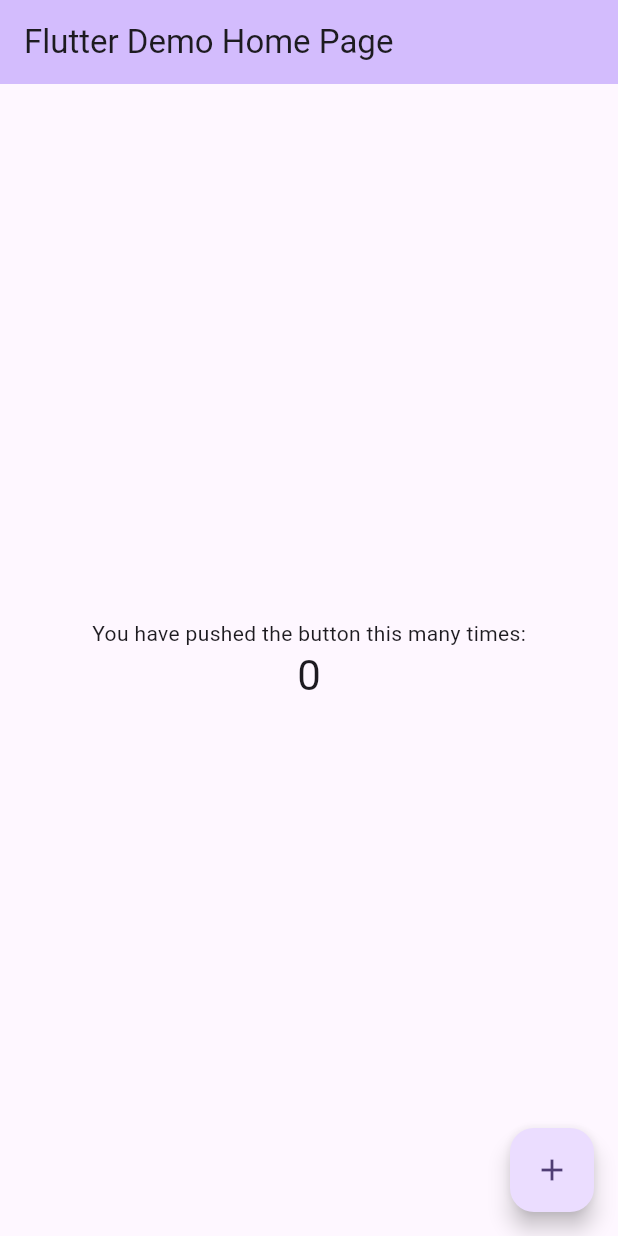
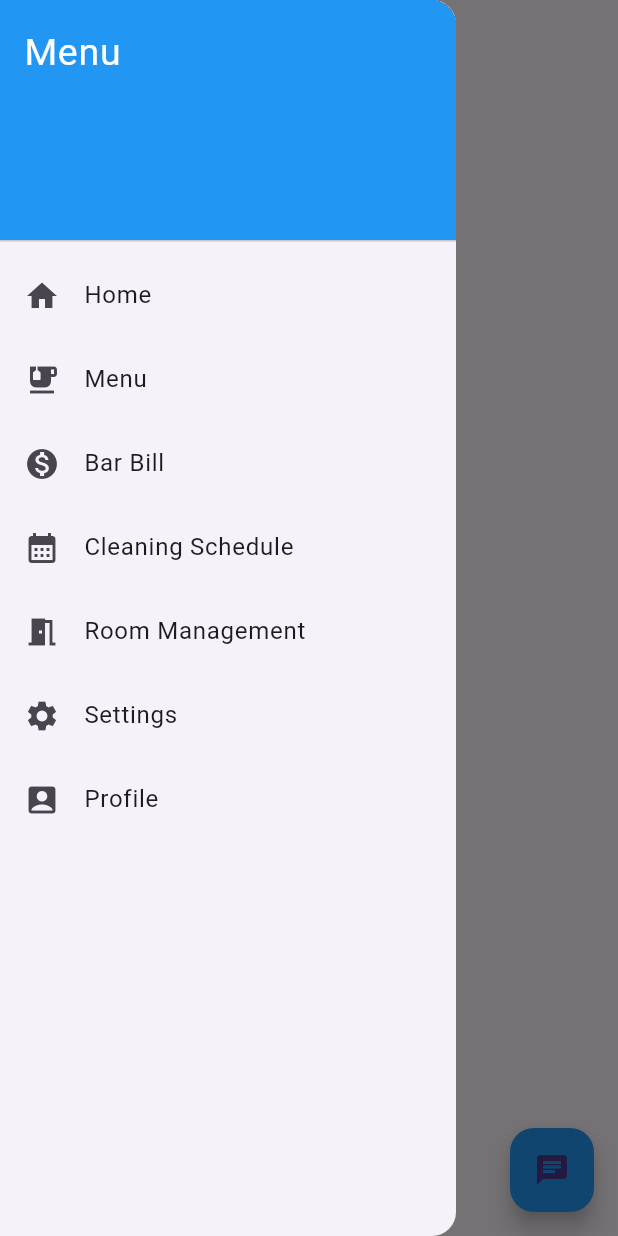
Before and after one commit to Langerais/capstone-pms, a Flutter app: the screen it shows after launch, with the side drawer open (before the commit the screen has no drawer), on a phone screen of 412 x 824 dp. Run offline on Flutter 3.47's test engine with Material 3 defaults, Android fonts, the phone set to English and light mode, and no system bars.

Commit message:
Added Menu and drawer_menu

```diff
--- /dev/null
+++ b/lib/drawer_menu.dart
@@ -0,0 +1,109 @@
+import 'package:flutter/material.dart';
+
+enum UserGroup {
+  Admin,
+  Manager,
+  Reception,
+  Cleaning,
+  Bar
+}
+
+
+List<Widget> getDrawerItems(UserGroup userGroup) {
+  List<Widget> drawerItems = [
+    DrawerHeader(
+      child: Text('Menu', style: TextStyle(color: Colors.white, fontSize: 25)),
+      decoration: BoxDecoration(
+        color: Colors.blue,
+      ),
+    ),
+  ];
+
+  // Common menu item for all users
+  drawerItems.add(
+    ListTile(
+      leading: Icon(Icons.home),
+      title: Text('Home'),
+      onTap: () {
+        // Navigate to Home
+      },
+    ),
+  );
+
+  if (userGroup == UserGroup.Bar || userGroup == UserGroup.Admin){
+    drawerItems.add(
+      ListTile(
+        leading: Icon(Icons.emoji_food_beverage),
+        title: Text('Menu'),
+        onTap: () {
+          // Navigate to Room Management
+        },
+      ),
+    );
+
+    drawerItems.add(
+      ListTile(
+        leading: Icon(Icons.monetization_on),
+        title: Text('Bar Bill'),
+        onTap: () {
+          // Navigate to Room Management
+        },
+      ),
+    );
+  }
+
+  if (userGroup == UserGroup.Cleaning || userGroup == UserGroup.Admin || userGroup == UserGroup.Manager) {
+    drawerItems.add(
+      ListTile(
+        leading: Icon(Icons.calendar_month),
+        title: Text('Cleaning Schedule'),
+        onTap: () {
+          // Navigate to Cleaning Schedule
+        },
+      ),
+    );
+  }
+
+
+  if (userGroup == UserGroup.Admin) {
+    // Menu items for Staff and Admin
+    drawerItems.add(
+      ListTile(
+        leading: Icon(Icons.meeting_room),
+        title: Text('Room Management'),
+        onTap: () {
+          // Navigate to Room Management
+        },
+      ),
+    );
+    // Add more menu items as needed
+  }
+
+  if (userGroup == UserGroup.Admin) {
+    // Admin-specific menu items
+    drawerItems.add(
+      ListTile(
+        leading: Icon(Icons.settings),
+        title: Text('Settings'),
+        onTap: () {
+          // Navigate to Settings
+        },
+      ),
+    );
+  }
+
+  if (userGroup == UserGroup.Admin) {
+    // Admin-specific menu items
+    drawerItems.add(
+      ListTile(
+        leading: Icon(Icons.account_box),
+        title: Text('Profile'),
+        onTap: () {
+          // Navigate to Account
+        },
+      ),
+    );
+  }
+
+  return drawerItems;
+}
--- a/lib/main.dart
+++ b/lib/main.dart
@@ -1,125 +1,58 @@
+//import 'dart:html';
+
 import 'package:flutter/material.dart';
+import 'drawer_menu.dart';
+
+UserGroup currentUserGroup = UserGroup.Admin; //Debug Role
 
 void main() {
-  runApp(const MyApp());
+  runApp(MyApp());
 }
 
 class MyApp extends StatelessWidget {
   const MyApp({super.key});
 
-  // This widget is the root of your application.
   @override
   Widget build(BuildContext context) {
     return MaterialApp(
-      title: 'Flutter Demo',
+      title: 'Hotel PMS',
       theme: ThemeData(
-        // This is the theme of your application.
-        //
-        // TRY THIS: Try running your application with "flutter run". You'll see
-        // the application has a purple toolbar. Then, without quitting the app,
-        // try changing the seedColor in the colorScheme below to Colors.green
-        // and then invoke "hot reload" (save your changes or press the "hot
-        // reload" button in a Flutter-supported IDE, or press "r" if you used
-        // the command line to start the app).
-        //
-        // Notice that the counter didn't reset back to zero; the application
-        // state is not lost during the reload. To reset the state, use hot
-        // restart instead.
-        //
-        // This works for code too, not just values: Most code changes can be
-        // tested with just a hot reload.
-        colorScheme: ColorScheme.fromSeed(seedColor: Colors.deepPurple),
-        useMaterial3: true,
+        primarySwatch: Colors.blue,
       ),
-      home: const MyHomePage(title: 'Flutter Demo Home Page'),
+      home: MyHomePage(),
     );
   }
 }
 
-class MyHomePage extends StatefulWidget {
-  const MyHomePage({super.key, required this.title});
-
-  // This widget is the home page of your application. It is stateful, meaning
-  // that it has a State object (defined below) that contains fields that affect
-  // how it looks.
-
-  // This class is the configuration for the state. It holds the values (in this
-  // case the title) provided by the parent (in this case the App widget) and
-  // used by the build method of the State. Fields in a Widget subclass are
-  // always marked "final".
-
-  final String title;
-
-  @override
-  State<MyHomePage> createState() => _MyHomePageState();
-}
-
-class _MyHomePageState extends State<MyHomePage> {
-  int _counter = 0;
-
-  void _incrementCounter() {
-    setState(() {
-      // This call to setState tells the Flutter framework that something has
-      // changed in this State, which causes it to rerun the build method below
-      // so that the display can reflect the updated values. If we changed
-      // _counter without calling setState(), then the build method would not be
-      // called again, and so nothing would appear to happen.
-      _counter++;
-    });
-  }
+class MyHomePage extends StatelessWidget {
+  const MyHomePage({super.key});
 
   @override
   Widget build(BuildContext context) {
-    // This method is rerun every time setState is called, for instance as done
-    // by the _incrementCounter method above.
-    //
-    // The Flutter framework has been optimized to make rerunning build methods
-    // fast, so that you can just rebuild anything that needs updating rather
-    // than having to individually change instances of widgets.
     return Scaffold(
       appBar: AppBar(
-        // TRY THIS: Try changing the color here to a specific color (to
-        // Colors.amber, perhaps?) and trigger a hot reload to see the AppBar
-        // change color while the other colors stay the same.
-        backgroundColor: Theme.of(context).colorScheme.inversePrimary,
-        // Here we take the value from the MyHomePage object that was created by
-        // the App.build method, and use it to set our appbar title.
-        title: Text(widget.title),
+        title: const Text('Hotel PMS'),
       ),
-      body: Center(
-        // Center is a layout widget. It takes a single child and positions it
-        // in the middle of the parent.
-        child: Column(
-          // Column is also a layout widget. It takes a list of children and
-          // arranges them vertically. By default, it sizes itself to fit its
-          // children horizontally, and tries to be as tall as its parent.
-          //
-          // Column has various properties to control how it sizes itself and
-          // how it positions its children. Here we use mainAxisAlignment to
-          // center the children vertically; the main axis here is the vertical
-          // axis because Columns are vertical (the cross axis would be
-          // horizontal).
-          //
-          // TRY THIS: Invoke "debug painting" (choose the "Toggle Debug Paint"
-          // action in the IDE, or press "p" in the console), to see the
-          // wireframe for each widget.
-          mainAxisAlignment: MainAxisAlignment.center,
+      drawer: Drawer(
+        child: ListView(
+          padding: EdgeInsets.zero,
           children: <Widget>[
-            const Text(
-              'You have pushed the button this many times:',
-            ),
-            Text(
-              '$_counter',
-              style: Theme.of(context).textTheme.headlineMedium,
-            ),
+            ...getDrawerItems(currentUserGroup), //Generate items for User
           ],
         ),
       ),
+      body: const Center(
+        child: Text('Home Page', style: TextStyle(fontSize: 24)),
+      ),
       floatingActionButton: FloatingActionButton(
-        onPressed: _incrementCounter,
-        tooltip: 'Increment',
-        child: const Icon(Icons.add),
-      ), // This trailing comma makes auto-formatting nicer for build methods.
+        onPressed: () {
+          // Open AI Chat
+          print('AI Chat Button Pressed');
+          // You might want to navigate to a new screen or open a dialog
+        },
+        child: Icon(Icons.chat),
+        backgroundColor: Colors.blue,
+      ),
     );
   }
 }
```
Also changed, not shown: 1 other file.
